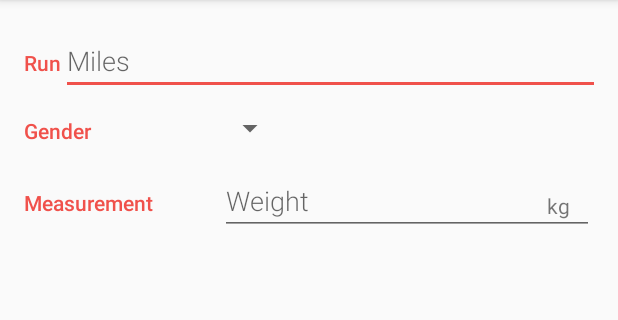
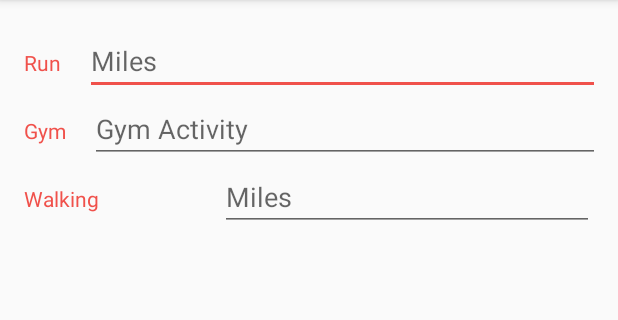
Before and after one commit to Ianwelly/HabitTracker, an Android app: the screen it shows after launch (EditorActivity), after a tap on an icon or button, on a phone screen of 412 x 824 dp, the part 84-404 px from its top. Run offline under Robolectric (Android 15) with nearby library versions, the phone set to English and light mode, and no system bars.

Commit message:
Cleaned app up, making sure all lables and comments are correct. Changed the editor UI to correctly show the categories Run, Gym and Walking.

```diff
--- a/app/src/main/java/com/example/android/habittracker/CatalogActivity.java
+++ b/app/src/main/java/com/example/android/habittracker/CatalogActivity.java
@@ -49,7 +49,7 @@ public class CatalogActivity extends AppCompatActivity {
 
     /**
      * Temporary helper method to display information in the onscreen TextView about the state of
-     * the pets database.
+     * the habits database.
      */
     private void displayDatabaseInfo() {
         // Create and/or open a database to read from it
@@ -94,7 +94,6 @@ public class CatalogActivity extends AppCompatActivity {
             int nameColumnIndex = cursor.getColumnIndex(HabitContract.HabitEntry.COLUMN_RUNNING);
             int gymColumnIndex = cursor.getColumnIndex(HabitContract.HabitEntry.COLUMN_GYM);
             int walkingColumnIndex = cursor.getColumnIndex(HabitContract.HabitEntry.COLUMN_WALKING);
-
 
             // Iterate through all the returned rows in the cursor
             while (cursor.moveToNext()) {
--- a/app/src/main/java/com/example/android/habittracker/EditorActivity.java
+++ b/app/src/main/java/com/example/android/habittracker/EditorActivity.java
@@ -28,7 +28,6 @@ public class EditorActivity extends AppCompatActivity {
     /** EditText field to enter the walk distance in miles */
     private EditText mWalkingEditText;
 
-
     @Override
     protected void onCreate(Bundle savedInstanceState) {
         super.onCreate(savedInstanceState);
@@ -38,7 +37,6 @@ public class EditorActivity extends AppCompatActivity {
         mRunningEditText = (EditText) findViewById(R.id.edit_run);
         mGymEditText = (EditText) findViewById(R.id.edit_gym);
         mWalkingEditText = (EditText) findViewById(R.id.edit_walk);
-
     }
 
     /**
@@ -72,14 +70,13 @@ public class EditorActivity extends AppCompatActivity {
         values.put(HabitContract.HabitEntry.COLUMN_GYM, gymString);
         values.put(HabitContract.HabitEntry.COLUMN_WALKING, walkLength);
 
-
         // Insert a new row for habit in the database, returning the ID of that new row.
         long newRowId = db.insert(HabitContract.HabitEntry.TABLE_NAME, null, values);
 
         // Show a toast message depending on whether or not the insertion was successful
         if (newRowId == -1) {
             // If the row ID is -1, then there was an error with insertion.
-            Toast.makeText(this, "Error with saving habir", Toast.LENGTH_SHORT).show();
+            Toast.makeText(this, "Error with saving habit", Toast.LENGTH_SHORT).show();
         } else {
             // Otherwise, the insertion was successful and we can display a toast with the row ID.
             Toast.makeText(this, "Habit saved with row id: " + newRowId, Toast.LENGTH_SHORT).show();
--- a/app/src/main/java/com/example/android/habittracker/data/HabitDbHelper.java
+++ b/app/src/main/java/com/example/android/habittracker/data/HabitDbHelper.java
@@ -9,7 +9,6 @@ import android.database.sqlite.SQLiteOpenHelper;
  */
 
 public class HabitDbHelper  extends SQLiteOpenHelper{
-
 
         public static final String LOG_TAG = HabitDbHelper.class.getSimpleName();
 
@@ -38,7 +37,7 @@ public class HabitDbHelper  extends SQLiteOpenHelper{
             // Create a String that contains the SQL statement to create the habits table
             String SQL_CREATE_HABITS_TABLE =  "CREATE TABLE " + HabitContract.HabitEntry.TABLE_NAME + " ( "
                     + HabitContract.HabitEntry._ID + " INTEGER PRIMARY KEY AUTOINCREMENT, "
-                    + HabitContract.HabitEntry.COLUMN_RUNNING + " TEXT NOT NULL, "
+                    + HabitContract.HabitEntry.COLUMN_RUNNING + " INTEGER NOT NULL, "
                     + HabitContract.HabitEntry.COLUMN_GYM + " TEXT, "
                     + HabitContract.HabitEntry.COLUMN_WALKING + " INTEGER NOT NULL );";
 
--- a/app/src/main/res/layout/activity_catalog.xml
+++ b/app/src/main/res/layout/activity_catalog.xml
@@ -10,7 +10,7 @@
      See the License for the specific language governing permissions and
      limitations under the License.
 -->
-<!-- Layout for the list of pets -->
+<!-- Layout for the list of habits -->
 <RelativeLayout
     xmlns:android="http://schemas.android.com/apk/res/android"
     xmlns:tools="http://schemas.android.com/tools"
@@ -29,7 +29,6 @@
         android:layout_width="wrap_content"
         android:layout_height="wrap_content"
         android:layout_alignParentBottom="true"
-
         android:layout_margin="@dimen/fab_margin"
         android:src="@drawable/ic_add_item"/>
 </RelativeLayout>
--- a/app/src/main/res/layout/activity_editor.xml
+++ b/app/src/main/res/layout/activity_editor.xml
@@ -20,7 +20,7 @@
     android:padding="@dimen/activity_margin"
     tools:context=".EditorActivity">
 
-    <!-- Overview category -->
+    <!-- Run Activity -->
     <LinearLayout
         android:layout_width="match_parent"
         android:layout_height="wrap_content"
@@ -31,62 +31,35 @@
             android:text="@string/text_view_run"
             style="@style/CategoryStyle" />
 
-        <!-- Name field -->
+        <!-- Run miles field -->
         <EditText
             android:id="@+id/edit_run"
-            android:hint="@string/hint_miles"
-            android:inputType="textCapWords"
+            android:hint="@string/hint_running_miles"
+            android:inputType="number"
             style="@style/EditorFieldStyle" />
+    </LinearLayout>
 
         <!-- Input fields -->
         <LinearLayout
             android:layout_height="wrap_content"
-            android:layout_width="0dp"
-            android:layout_weight="2"
-            android:paddingLeft="4dp"
-            android:orientation="vertical">
+            android:layout_width="match_parent"
+            android:orientation="horizontal">
 
+            <!-- Label -->
+            <TextView
+                android:id="@+id/text_view_gym"
+                android:text="Gym"
+                style="@style/CategoryStyle" />
 
-
-            <!-- Breed field -->
+            <!-- Gym Activity field -->
             <EditText
                 android:id="@+id/edit_gym"
-                android:hint="@string/hint_pet_breed"
+                android:hint="@string/hint_gym_activity"
                 android:inputType="textCapWords"
                 style="@style/EditorFieldStyle" />
         </LinearLayout>
-    </LinearLayout>
 
-    <!-- Gender category -->
-    <LinearLayout
-        android:id="@+id/container_gender"
-        android:layout_width="match_parent"
-        android:layout_height="wrap_content"
-        android:orientation="horizontal">
-
-        <!-- Label -->
-        <TextView
-            android:text="@string/category_gender"
-            style="@style/CategoryStyle" />
-
-        <!-- Input field -->
-        <LinearLayout
-            android:layout_height="wrap_content"
-            android:layout_width="0dp"
-            android:layout_weight="2"
-            android:orientation="vertical">
-
-            <!-- Gender drop-down spinner -->
-            <Spinner
-                android:id="@+id/spinner_gender"
-                android:layout_height="48dp"
-                android:layout_width="wrap_content"
-                android:paddingRight="16dp"
-                android:spinnerMode="dropdown"/>
-        </LinearLayout>
-    </LinearLayout>
-
-    <!-- Measurement category -->
+    <!-- Walking category -->
     <LinearLayout
         android:id="@+id/container_measurement"
         android:layout_width="match_parent"
@@ -95,8 +68,9 @@
 
         <!-- Label -->
         <TextView
-            android:text="@string/category_measurement"
-            style="@style/CategoryStyle" />
+            android:id="@+id/text_view_walking"
+            style="@style/CategoryStyle"
+            android:text="@string/walking_category" />
 
         <!-- Input fields -->
         <RelativeLayout
@@ -108,15 +82,10 @@
             <!-- Weight field -->
             <EditText
                 android:id="@+id/edit_walk"
-                android:hint="@string/hint_pet_weight"
+                android:hint="@string/hint_walking_miles"
                 android:inputType="number"
                 style="@style/EditorFieldStyle" />
 
-            <!-- Units for weight (kg) -->
-            <TextView
-                android:id="@+id/label_weight_units"
-                android:text="@string/unit_pet_weight"
-                style="@style/EditorUnitsStyle"/>
         </RelativeLayout>
     </LinearLayout>
 </LinearLayout>
--- a/app/src/main/res/values/strings.xml
+++ b/app/src/main/res/values/strings.xml
@@ -4,48 +4,34 @@
 
     <string name="app_name">HabitTracker</string>
 
-    <!-- Label for overflow menu option that inserts fake pet data into the app [CHAR LIMIT=20] -->
+    <!-- Label for overflow menu option that inserts fake habit data into the app [CHAR LIMIT=20] -->
     <string name="action_insert_dummy_data">Insert Dummy Data</string>
 
-    <!-- Label for overflow menu option that deletes all pet data in the app [CHAR LIMIT=20] -->
-    <string name="action_delete_all_entries">Delete All Pets</string>
+    <!-- Label for overflow menu option that deletes all habit data in the app [CHAR LIMIT=20] -->
+    <string name="action_delete_all_entries">Delete All Habits</string>
 
-    <!-- Title for the activity to add a new pet [CHAR LIMIT=20] -->
-    <string name="editor_activity_title_new_pet">Add a Pet</string>
+    <!-- Title for the activity to add a new exercise activity [CHAR LIMIT=20] -->
+    <string name="editor_activity_title_new_habit">Add an Activity</string>
 
-    <!-- Label for editor menu option to save pet and leave editor [CHAR LIMIT=20] -->
+    <!-- Label for editor menu option to save habits information and leave editor [CHAR LIMIT=20] -->
     <string name="action_save">Save</string>
 
-    <!-- Label for editor overflow menu option that deletes the current pet [CHAR LIMIT=20] -->
+    <!-- Label for editor overflow menu option that deletes the current habit [CHAR LIMIT=20] -->
     <string name="action_delete">Delete</string>
 
     <!-- Label for overview category of attributes in the editor [CHAR LIMIT=30] -->
     <string name="text_view_run">Run</string>
 
-    <!-- Label for gender information in the editor [CHAR LIMIT=30] -->
-    <string name="category_gender">Gender</string>
+    <!-- Label for walking activity in the editor [CHAR LIMIT=30] -->
+    <string name="walking_category">Walking</string>
 
-    <!-- Label for measurement information in the editor [CHAR LIMIT=30] -->
-    <string name="category_measurement">Measurement</string>
+    <!-- Text hint for running field in the editor [CHAR LIMIT=30] -->
+    <string name="hint_running_miles">Miles</string>
 
-    <!-- Text hint for name field in the editor [CHAR LIMIT=30] -->
-    <string name="hint_miles">Miles</string>
+    <!-- Text hint for gym activity field in the editor [CHAR LIMIT=30] -->
+    <string name="hint_gym_activity">Gym Activity</string>
 
-    <!-- Text hint for breed field in the editor [CHAR LIMIT=30] -->
-    <string name="hint_pet_breed">Breed</string>
+    <!-- Text hint for walking miles field in the editor [CHAR LIMIT=30] -->
+    <string name="hint_walking_miles">Miles</string>
 
-    <!-- Text hint for name field in the editor [CHAR LIMIT=30] -->
-    <string name="hint_pet_weight">Weight</string>
-
-    <!-- Units for weight of the pet (kilograms) [CHAR LIMIT=5] -->
-    <string name="unit_pet_weight">kg</string>
-
-    <!-- Label for dropdown menu option if the pet's gender is unknown [CHAR LIMIT=20] -->
-    <string name="gender_unknown">Unknown</string>
-
-    <!-- Label for dropdown menu option if the pet is male [CHAR LIMIT=20] -->
-    <string name="gender_male">Male</string>
-
-    <!-- Label for dropdown menu option if the pet is female [CHAR LIMIT=20] -->
-    <string name="gender_female">Female</string>
 </resources>
--- a/app/src/main/res/values/styles.xml
+++ b/app/src/main/res/values/styles.xml
@@ -31,8 +31,8 @@
         <item name="android:layout_width">0dp</item>
         <item name="android:layout_weight">1</item>
         <item name="android:paddingTop">16dp</item>
+        <item name="android:paddingRight">16dp</item>
         <item name="android:textColor">@color/colorAccent</item>
-        <item name="android:fontFamily">sans-serif-medium</item>
         <item name="android:textAppearance">?android:textAppearanceSmall</item>
     </style>
 
@@ -40,7 +40,6 @@
     <style name="EditorFieldStyle">
         <item name="android:layout_height">wrap_content</item>
         <item name="android:layout_width">match_parent</item>
-        <item name="android:fontFamily">sans-serif-light</item>
         <item name="android:textAppearance">?android:textAppearanceMedium</item>
     </style>
 
```
